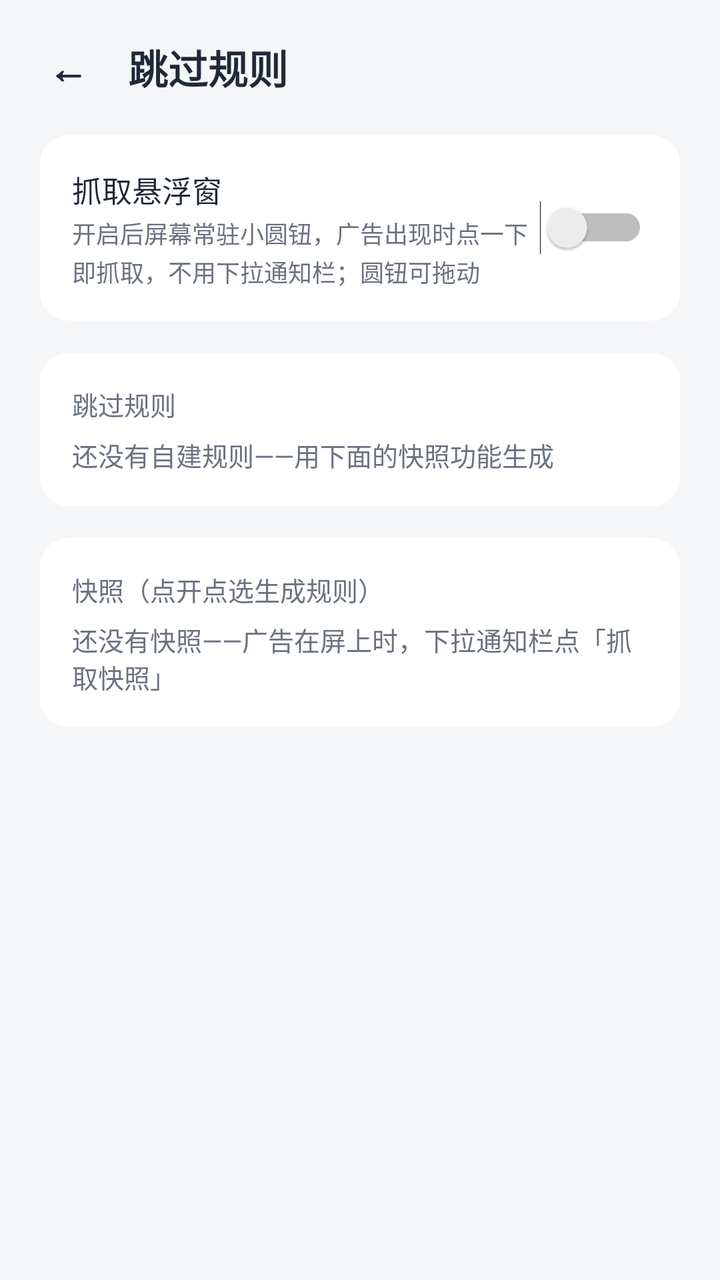
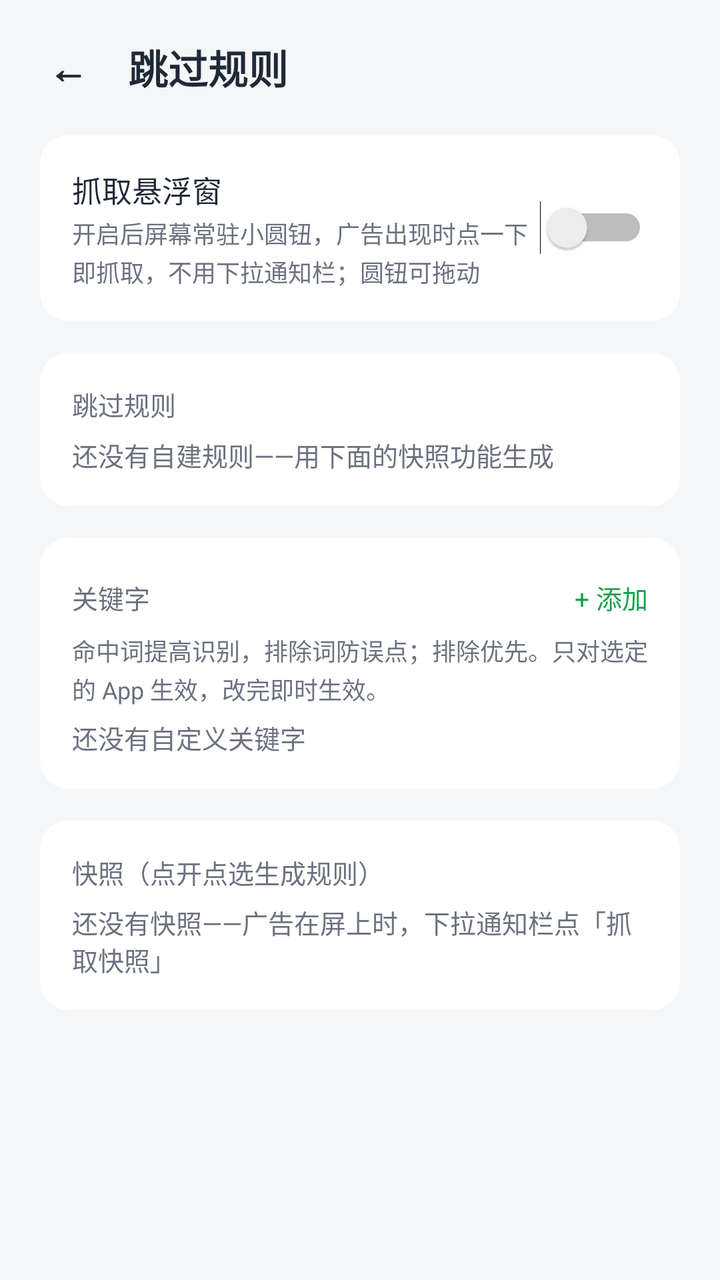

Compare the two renders of this Android layout. The source of the first and the diff that turns it into the second are given below.
<!-- AndroidManifest.xml: application theme Theme.SkipAd -->
<!-- res/layout/activity_rules.xml -->
<?xml version="1.0" encoding="utf-8"?>
<ScrollView xmlns:android="http://schemas.android.com/apk/res/android"
    android:layout_width="match_parent"
    android:layout_height="match_parent"
    android:fillViewport="true">

    <LinearLayout
        android:layout_width="match_parent"
        android:layout_height="wrap_content"
        android:orientation="vertical">

        <View
            android:id="@+id/inset_top"
            android:layout_width="match_parent"
            android:layout_height="0dp" />

        <LinearLayout
            android:layout_width="match_parent"
            android:layout_height="wrap_content"
            android:gravity="center_vertical"
            android:orientation="horizontal"
            android:paddingLeft="12dp"
            android:paddingTop="8dp"
            android:paddingRight="20dp"
            android:paddingBottom="8dp">

            <TextView
                android:id="@+id/back_button"
                android:layout_width="wrap_content"
                android:layout_height="wrap_content"
                android:padding="12dp"
                android:text="←"
                android:textColor="@color/text_primary"
                android:textSize="20sp"
                android:textStyle="bold" />

            <TextView
                android:layout_width="wrap_content"
                android:layout_height="wrap_content"
                android:layout_marginLeft="8dp"
                android:text="@string/rule_title"
                android:textColor="@color/text_primary"
                android:textSize="20sp"
                android:textStyle="bold" />
        </LinearLayout>

        <LinearLayout
            android:layout_width="match_parent"
            android:layout_height="wrap_content"
            android:orientation="vertical"
            android:paddingLeft="20dp"
            android:paddingRight="20dp"
            android:paddingBottom="32dp">

            <LinearLayout
                android:layout_width="match_parent"
                android:layout_height="wrap_content"
                android:layout_marginBottom="16dp"
                android:background="@drawable/bg_card"
                android:orientation="vertical"
                android:padding="16dp">

                <LinearLayout
                    android:layout_width="match_parent"
                    android:layout_height="wrap_content"
                    android:gravity="center_vertical"
                    android:orientation="horizontal">

                    <LinearLayout
                        android:layout_width="0dp"
                        android:layout_height="wrap_content"
                        android:layout_weight="1"
                        android:orientation="vertical">

                        <TextView
                            android:layout_width="wrap_content"
                            android:layout_height="wrap_content"
                            android:text="@string/bubble_switch_title"
                            android:textColor="@color/text_primary"
                            android:textSize="15sp" />

                        <TextView
                            android:layout_width="match_parent"
                            android:layout_height="wrap_content"
                            android:layout_marginTop="2dp"
                            android:lineSpacingExtra="2dp"
                            android:text="@string/bubble_switch_sub"
                            android:textColor="@color/text_secondary"
                            android:textSize="12sp" />
                    </LinearLayout>

                    <Switch
                        android:id="@+id/bubble_switch"
                        android:layout_width="wrap_content"
                        android:layout_height="wrap_content" />
                </LinearLayout>
            </LinearLayout>

            <LinearLayout
                android:layout_width="match_parent"
                android:layout_height="wrap_content"
                android:background="@drawable/bg_card"
                android:orientation="vertical"
                android:padding="16dp">

                <TextView
                    android:layout_width="wrap_content"
                    android:layout_height="wrap_content"
                    android:text="@string/section_rules"
                    android:textColor="@color/text_secondary"
                    android:textSize="13sp" />

                <TextView
                    android:id="@+id/rules_empty"
                    android:layout_width="match_parent"
                    android:layout_height="wrap_content"
                    android:layout_marginTop="6dp"
                    android:text="@string/rules_empty"
                    android:textColor="@color/text_secondary"
                    android:textSize="13sp" />

                <LinearLayout
                    android:id="@+id/rule_container"
                    android:layout_width="match_parent"
                    android:layout_height="wrap_content"
                    android:orientation="vertical" />
            </LinearLayout>

            <LinearLayout
                android:layout_width="match_parent"
                android:layout_height="wrap_content"
                android:layout_marginTop="16dp"
                android:background="@drawable/bg_card"
                android:orientation="vertical"
                android:padding="16dp">

                <TextView
                    android:layout_width="wrap_content"
                    android:layout_height="wrap_content"
                    android:text="@string/section_snapshots"
                    android:textColor="@color/text_secondary"
                    android:textSize="13sp" />

                <TextView
                    android:id="@+id/snaps_empty"
                    android:layout_width="match_parent"
                    android:layout_height="wrap_content"
                    android:layout_marginTop="6dp"
                    android:text="@string/snapshots_empty"
                    android:textColor="@color/text_secondary"
                    android:textSize="13sp" />

                <LinearLayout
                    android:id="@+id/snap_container"
                    android:layout_width="match_parent"
                    android:layout_height="wrap_content"
                    android:orientation="vertical" />
            </LinearLayout>
        </LinearLayout>

        <View
            android:id="@+id/inset_bottom"
            android:layout_width="match_parent"
            android:layout_height="0dp" />
    </LinearLayout>
</ScrollView>
<!-- resources referenced by this layout -->
<resources>
  <color name="text_primary">#1F2937</color>
  <color name="text_secondary">#6B7280</color>
  <!-- drawable bg_card (drawable) -->
  <?xml version="1.0" encoding="utf-8"?>
  <shape xmlns:android="http://schemas.android.com/apk/res/android" android:shape="rectangle">
      <solid android:color="@color/card" />
      <corners android:radius="14dp" />
  </shape>
  <string name="bubble_switch_sub">开启后屏幕常驻小圆钮，广告出现时点一下即抓取，不用下拉通知栏；圆钮可拖动</string>
  <string name="bubble_switch_title">抓取悬浮窗</string>
  <string name="rule_title">跳过规则</string>
  <string name="rules_empty">还没有自建规则——用下面的快照功能生成</string>
  <string name="section_rules">跳过规则</string>
  <string name="section_snapshots">快照（点开点选生成规则）</string>
  <string name="snapshots_empty">还没有快照——广告在屏上时，下拉通知栏点「抓取快照」</string>
  <style name="Theme.SkipAd" parent="Theme.AppCompat.DayNight.NoActionBar">
          <item name="colorPrimary">@color/primary</item>
          <item name="colorPrimaryDark">@color/primary_dark</item>
          <item name="colorAccent">@color/primary</item>
          <item name="android:windowBackground">@color/background</item>
          <item name="android:statusBarColor">@android:color/transparent</item>
          <item name="android:navigationBarColor">@android:color/transparent</item>
          <item name="android:windowLightStatusBar">true</item>
      </style>
  <color name="card">#FFFFFF</color>
  <color name="primary">#16A34A</color>
  <color name="primary_dark">#0E7A38</color>
  <color name="background">#F4F6F8</color>
</resources>

<!-- the commit's change to res/layout/activity_rules.xml (unified diff, before → after) -->
@@ -134,6 +134,65 @@
                 android:orientation="vertical"
                 android:padding="16dp">
 
+                <LinearLayout
+                    android:layout_width="match_parent"
+                    android:layout_height="wrap_content"
+                    android:gravity="center_vertical"
+                    android:orientation="horizontal">
+
+                    <TextView
+                        android:layout_width="0dp"
+                        android:layout_height="wrap_content"
+                        android:layout_weight="1"
+                        android:text="关键字"
+                        android:textColor="@color/text_secondary"
+                        android:textSize="13sp" />
+
+                    <TextView
+                        android:id="@+id/kw_add"
+                        android:layout_width="wrap_content"
+                        android:layout_height="wrap_content"
+                        android:paddingLeft="12dp"
+                        android:paddingTop="4dp"
+                        android:paddingBottom="4dp"
+                        android:text="+ 添加"
+                        android:textColor="@color/status_on"
+                        android:textSize="13sp" />
+                </LinearLayout>
+
+                <TextView
+                    android:layout_width="match_parent"
+                    android:layout_height="wrap_content"
+                    android:layout_marginTop="4dp"
+                    android:lineSpacingExtra="2dp"
+                    android:text="命中词提高识别，排除词防误点；排除优先。只对选定的 App 生效，改完即时生效。"
+                    android:textColor="@color/text_secondary"
+                    android:textSize="12sp" />
+
+                <TextView
+                    android:id="@+id/kw_empty"
+                    android:layout_width="match_parent"
+                    android:layout_height="wrap_content"
+                    android:layout_marginTop="6dp"
+                    android:text="还没有自定义关键字"
+                    android:textColor="@color/text_secondary"
+                    android:textSize="13sp" />
+
+                <LinearLayout
+                    android:id="@+id/kw_container"
+                    android:layout_width="match_parent"
+                    android:layout_height="wrap_content"
+                    android:orientation="vertical" />
+            </LinearLayout>
+
+            <LinearLayout
+                android:layout_width="match_parent"
+                android:layout_height="wrap_content"
+                android:layout_marginTop="16dp"
+                android:background="@drawable/bg_card"
+                android:orientation="vertical"
+                android:padding="16dp">
+
                 <TextView
                     android:layout_width="wrap_content"
                     android:layout_height="wrap_content"
<!-- resource entries referenced after the edit -->
@@ -1,5 +1,6 @@
 <!-- resources referenced by this layout -->
 <resources>
+  <color name="status_on">#16A34A</color>
   <color name="text_primary">#1F2937</color>
   <color name="text_secondary">#6B7280</color>
   <!-- drawable bg_card (drawable) -->
